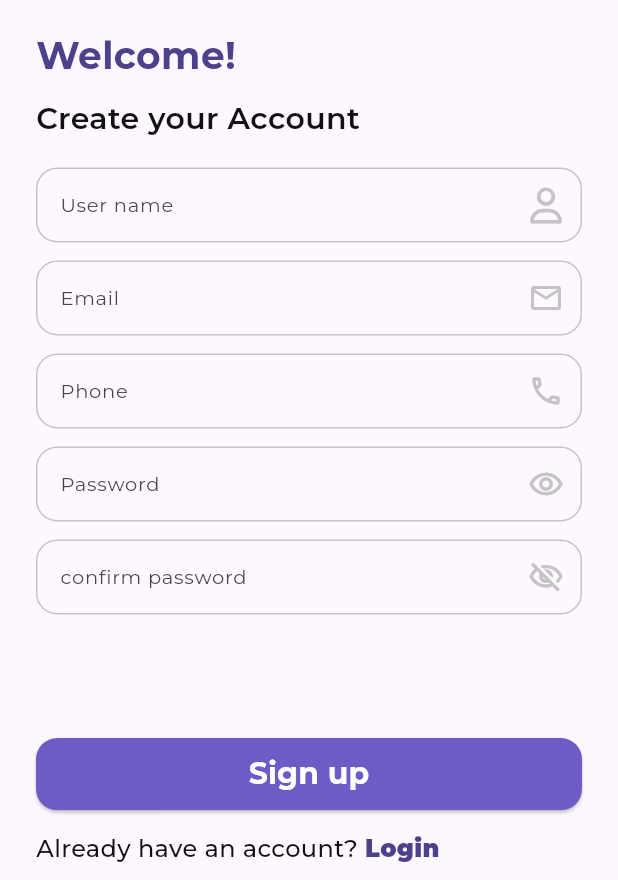
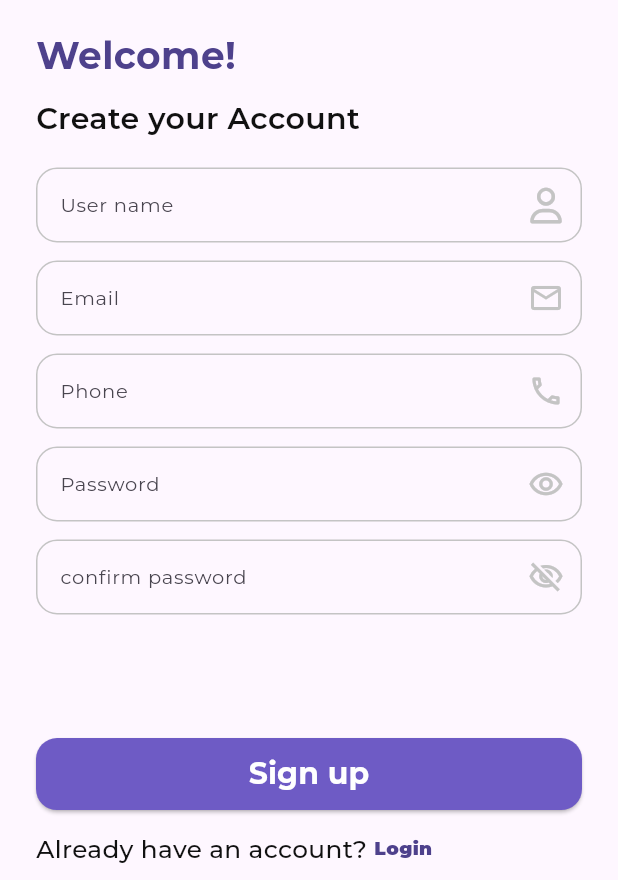
Before and after one commit to Ayaabq/voyago, a Flutter app: the RegisterView screen opened by its route, on a phone screen of 412 x 824 dp, the part 356-1236 px from its top. Run offline on Flutter 3.47's test engine with Material 3 defaults, Android fonts, the phone set to English and light mode, and no system bars; our stand-ins replace bloc, flutter_bloc, flutter_hooks, flutter_native_splash, font_awesome_flutter, go_router and 2 more; missing offline and left inert: onboarding_animation.

Commit message:
Update text and font size in auth widgets
Adjust text and font size in auth widgets for better readability and consistency.
This includes fixing a typo and updating font sizes based on screen size.

```diff
--- a/lib/feature/auth/presentation/views/widgets/login_body.dart
+++ b/lib/feature/auth/presentation/views/widgets/login_body.dart
@@ -44,7 +44,7 @@ class LoginBodyView extends StatelessWidget {
                     }),
                 const SizedBox(height: 14),
                 DontAccount(
-                  text: "Don't  have an account? ",
+                  text: "Don't have an account? ",
                   create: "Create Now",
                   onTap: () {
                     GoRouter.of(context).push(AppRouter.kRegisterView);
--- a/lib/feature/auth/presentation/views/widgets/text_row.dart
+++ b/lib/feature/auth/presentation/views/widgets/text_row.dart
@@ -2,6 +2,7 @@ import 'package:flutter/material.dart';
 import 'package:go_router/go_router.dart';
 import 'package:voyago/core/utils/app_router.dart';
 import 'package:voyago/core/utils/custom_colors.dart';
+import 'package:voyago/core/utils/screen_size_util.dart';
 import 'package:voyago/core/utils/styles.dart';
 
 class ForGot extends StatelessWidget {
@@ -47,7 +48,9 @@ class DontAccount extends StatelessWidget {
           ,
           style: Styles.textStyle16W400
               .copyWith(fontWeight: FontWeight.w500)
-              .copyWith(color: CustomColors.kBlack[3]),
+              .copyWith(
+                  color: CustomColors.kBlack[3],
+                  fontSize: ScreenSizeUtil.screenWidth * 0.04),
         ),
         GestureDetector(
           onTap: onTap,
@@ -56,7 +59,9 @@ class DontAccount extends StatelessWidget {
             // "Create Now"
             ,
             style: Styles.textStyle16W700.copyWith(
-                color: CustomColors.kMove[7], fontWeight: FontWeight.w900),
+                color: CustomColors.kMove[7],
+                fontWeight: FontWeight.w900,
+                fontSize: ScreenSizeUtil.screenWidth * 0.03),
           ),
         ),
 
```
